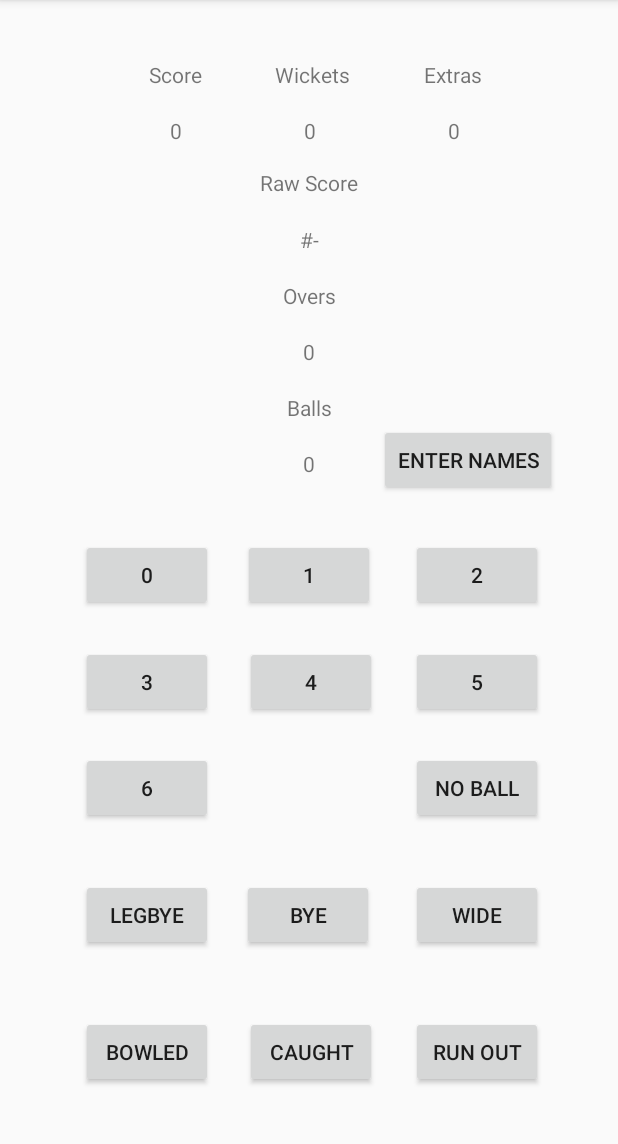
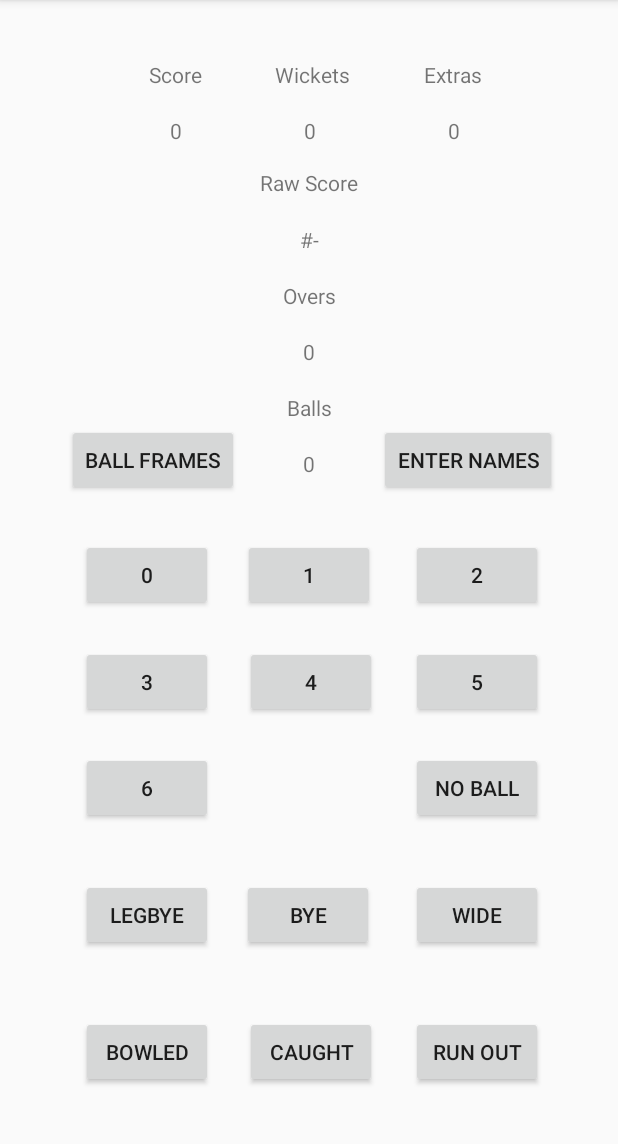
Before and after one commit to varounhanooman/CricketScoringApp, an Android app: the screen it shows after launch (MainActivity), on a phone screen of 412 x 824 dp, the part 84-1228 px from its top. Run offline under Robolectric (Android 15) with nearby library versions, the phone set to English and light mode, and no system bars.

Commit message:
SQL Lite integrated

```diff
--- a/app/src/main/AndroidManifest.xml
+++ b/app/src/main/AndroidManifest.xml
@@ -9,7 +9,8 @@
         android:roundIcon="@mipmap/ic_launcher_round"
         android:supportsRtl="true"
         android:theme="@style/AppTheme">
-        <activity android:name=".NameList"></activity>
+        <activity android:name=".BallFrameViewActivity"></activity>
+        <activity android:name=".NameList" />
         <activity android:name=".MainActivity">
             <intent-filter>
                 <action android:name="android.intent.action.MAIN" />
--- a/app/src/main/java/com/example/cricket/MainActivity.kt
+++ b/app/src/main/java/com/example/cricket/MainActivity.kt
@@ -8,12 +8,13 @@ import android.widget.Button
 import android.widget.TextView
 import kotlinx.android.synthetic.main.activity_main.*
 
-
 class MainActivity : AppCompatActivity() {
 
     override fun onCreate(savedInstanceState: Bundle?) {
         super.onCreate(savedInstanceState)
         setContentView(R.layout.activity_main)
+
+        val context = this
 
         // get reference to button
         val btn0runs =findViewById<Button>(R.id.btn0runs)
@@ -30,6 +31,7 @@ class MainActivity : AppCompatActivity() {
         val btnWide = findViewById<Button>(R.id.btnWide)
         val btnBye = findViewById<Button>(R.id.btnBye)
         val btnLegBye = findViewById<Button>(R.id.btnLegBye)
+        val btnBallFrame = findViewById<Button>(R.id.btnBallFrame)
 
         val textScore = findViewById<TextView>(R.id.textScore)
         val textRawScore = findViewById<TextView>(R.id.textRawScore)
@@ -38,6 +40,7 @@ class MainActivity : AppCompatActivity() {
         val textWickets = findViewById<TextView>(R.id.textWickets)
         val textExtras = findViewById<TextView>(R.id.textExtras)
 
+        /*
         class BallDataFrame constructor(
             var run: Int = 0,
             var batsmanName: String = "",
@@ -46,7 +49,7 @@ class MainActivity : AppCompatActivity() {
             var oversBall: Float = 0f,
             var ballLegalExtra: String = ""
         )
-
+        */
         var ballFrameList = mutableListOf<BallDataFrame>()
 
         var globalNumBalls: Int = 0;
@@ -58,7 +61,9 @@ class MainActivity : AppCompatActivity() {
         //Calculate Legal Runs
 
         fun btnRunsClickService(btnValue: Int) {
-            ballFrameList.add(BallDataFrame(btnValue,"John", "Gayle", "not out", 0.1f, "le"))
+            ballFrameList.add(BallDataFrame(1,btnValue,"John", "Gayle", "not_out", 0.1f, "le"))
+            var db = DataBaseHandler(context)
+            db.insertData(ballFrameList.last())
             textScore.text = (textScore.text.toString().toInt() + ballFrameList.last().run).toString()
             textRawScore.text = textRawScore.text.toString() + btnValue.toString()
             globalNumBalls = globalNumBalls.inc()
@@ -199,6 +204,11 @@ class MainActivity : AppCompatActivity() {
             startActivity(intent)
         }
 
+        btnBallFrame.setOnClickListener{
+            val intent = Intent(this, BallFrameViewActivity::class.java)
+            startActivity(intent)
+        }
+
 
 
 
--- a/app/src/main/res/layout/activity_main.xml
+++ b/app/src/main/res/layout/activity_main.xml
@@ -4,6 +4,7 @@
     xmlns:tools="http://schemas.android.com/tools"
     android:layout_width="match_parent"
     android:layout_height="match_parent"
+    android:orientation="vertical"
     tools:context=".MainActivity">
 
     <TextView
@@ -325,4 +326,16 @@
         app:layout_constraintTop_toTopOf="parent"
         app:layout_constraintVertical_bias="0.393" />
 
+    <Button
+        android:id="@+id/btnBallFrame"
+        android:layout_width="wrap_content"
+        android:layout_height="wrap_content"
+        android:text="Ball Frames"
+        app:layout_constraintBottom_toBottomOf="parent"
+        app:layout_constraintHorizontal_bias="0.15"
+        app:layout_constraintLeft_toLeftOf="parent"
+        app:layout_constraintRight_toRightOf="parent"
+        app:layout_constraintTop_toTopOf="parent"
+        app:layout_constraintVertical_bias="0.393" />
+
 </androidx.constraintlayout.widget.ConstraintLayout>
--- a/app/src/main/res/layout/activity_name_list.xml
+++ b/app/src/main/res/layout/activity_name_list.xml
@@ -4,6 +4,7 @@
     xmlns:tools="http://schemas.android.com/tools"
     android:layout_width="match_parent"
     android:layout_height="match_parent"
+    android:orientation="vertical"
     tools:context=".NameList">
 
     <TextView
```
Also changed, not shown: app/src/main/java/com/example/cricket/BallDataFrame.kt (added, +22 -0 lines), app/src/main/java/com/example/cricket/BallFrameViewActivity.kt (added, +11 -0 lines), app/src/main/java/com/example/cricket/DataBaseHandler.kt (added, +58 -0 lines), app/src/main/res/layout/activity_ball_frame_view.xml (added, +19 -0 lines).
